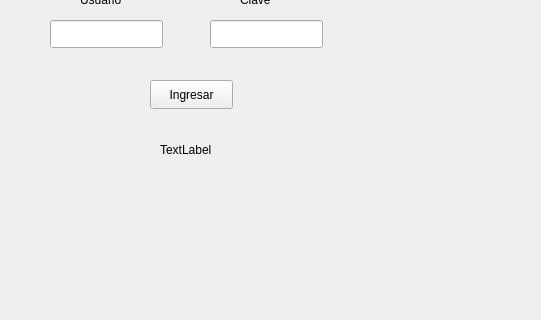
This is ejercicio12/login.ui in InakiMerino0/oop as Qt 5 draws it before an edit; both pictures show x 0 to 541 and y 120 to 440 of the 800 by 600 pixel window. The edited form follows.
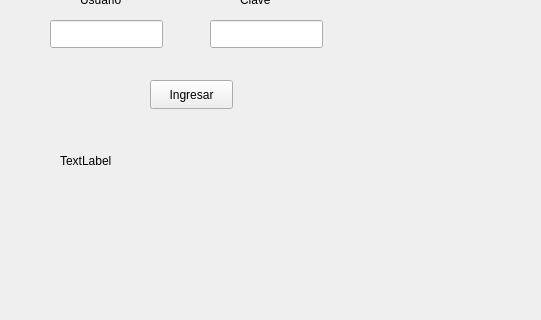
This is the edited form.

Commit message: Correjidos SIGNAL y SLOT en ejercicio 12

Patch:
```diff
--- a/ejercicio12/login.ui
+++ b/ejercicio12/login.ui
@@ -65,10 +65,10 @@
   <widget class="QLabel" name="lTemperatura">
    <property name="geometry">
     <rect>
-     <x>160</x>
+     <x>60</x>
      <y>260</y>
-     <width>63</width>
-     <height>20</height>
+     <width>381</width>
+     <height>41</height>
     </rect>
    </property>
    <property name="text">
```
The commit also changes 1 other file.
